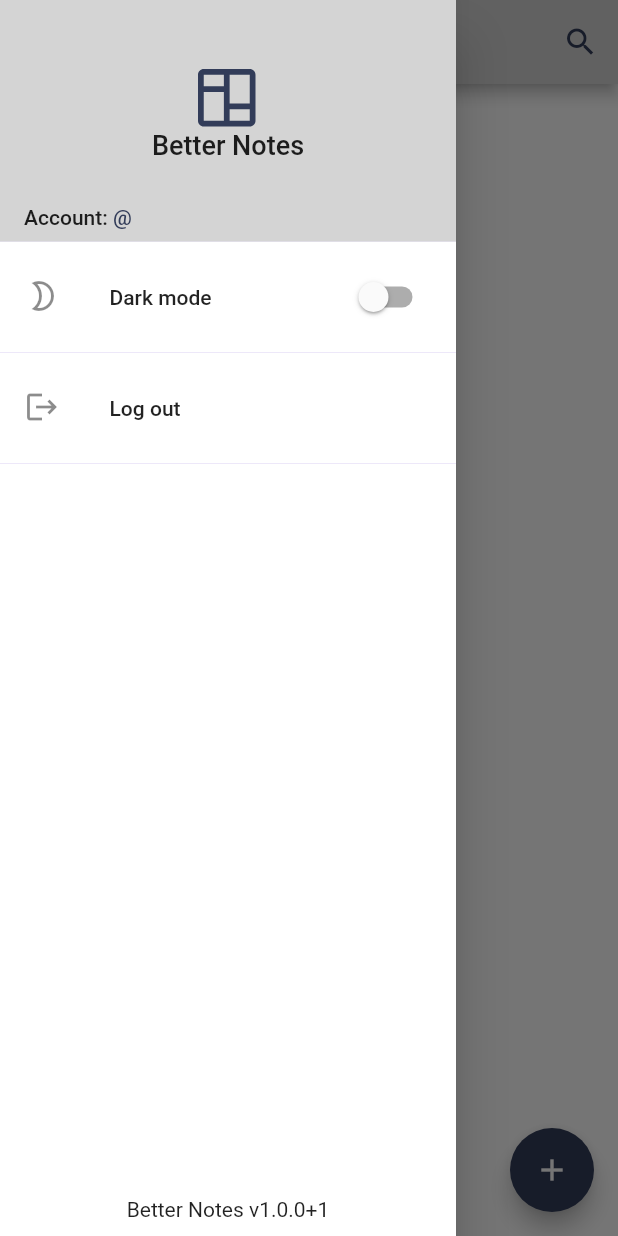
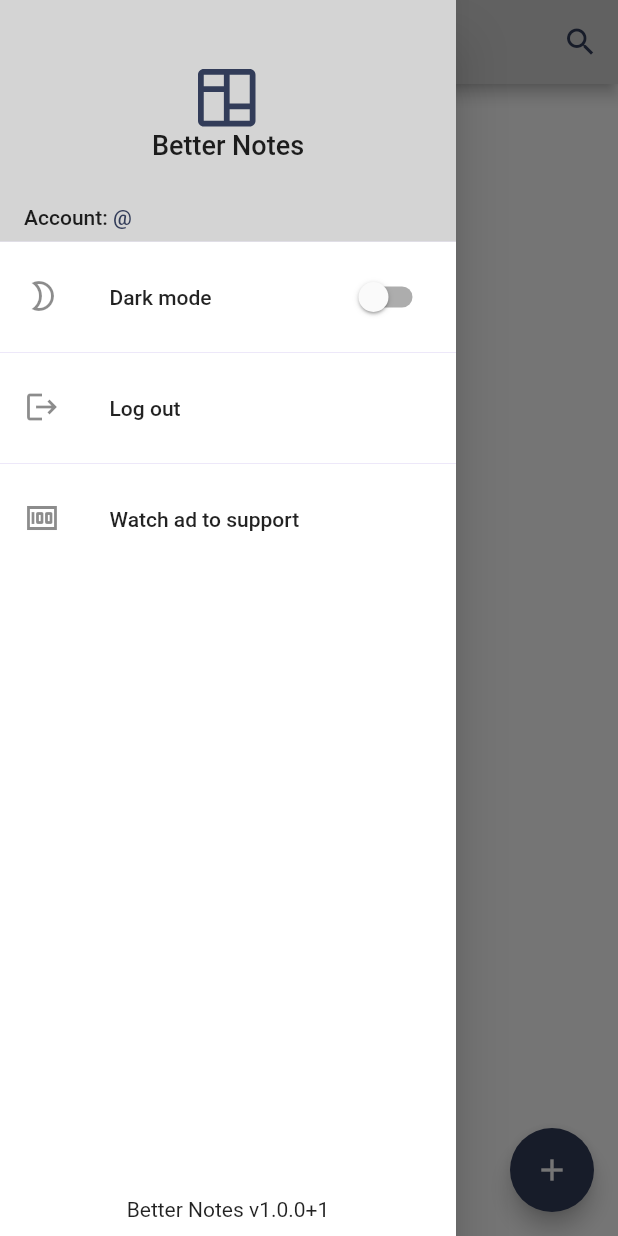
Before and after one commit to better-notes/android-client, a Flutter app: the HomePage screen opened directly with empty values, with the side drawer open, on a phone screen of 412 x 824 dp. Run offline on Flutter 3.47's test engine with Material 2 defaults, Android fonts, the phone set to English and light mode, and no system bars; our stand-ins replace flutter_secure_storage, flutter_svg, google_mobile_ads; accounts and stored records are empty.

Commit message:
Add google advertisements.

```diff
--- a/lib/accounts/services.dart
+++ b/lib/accounts/services.dart
@@ -4,8 +4,7 @@ import 'package:http/http.dart' as http;
 
 import '../settings.dart';
 
-Future<dynamic> register(
-    String username, String password1, String password2) async {
+Future<dynamic> register(String username, String password1, String password2) async {
   var res;
   try {
     res = await http.post(
--- /dev/null
+++ b/lib/ad_id_units/ad_id_units..dart
@@ -0,0 +1,13 @@
+import 'dart:io';
+
+class AdIdUnits {
+  static String get bannerAdUnitId {
+    if (Platform.isAndroid) {
+      return 'ca-app-pub-3940256099942544/8691691433';
+    } else if (Platform.isIOS) {
+      return 'ca-app-pub-3940256099942544/5135589807';
+    } else {
+      throw new UnsupportedError('Unsupported platform');
+    }
+  }
+}
--- a/lib/components/homePage/HomePageDrawer.dart
+++ b/lib/components/homePage/HomePageDrawer.dart
@@ -2,13 +2,15 @@ import 'dart:ui';
 import 'package:flutter/material.dart';
 import 'package:flutter/rendering.dart';
 import 'package:flutter/services.dart';
+import 'package:flutter_application_1/ad_id_units/ad_id_units..dart';
 import 'package:flutter_application_1/theming.dart';
 import 'package:flutter_secure_storage/flutter_secure_storage.dart';
 import 'package:flutter_svg/flutter_svg.dart';
+import 'package:google_mobile_ads/google_mobile_ads.dart';
 import 'package:intl/intl.dart';
 import 'package:provider/provider.dart';
 
-class HomePageDrawer extends StatelessWidget {
+class HomePageDrawer extends StatefulWidget {
   HomePageDrawer({
     required this.removeValue,
     required this.setStateToEnter,
@@ -19,6 +21,50 @@ class HomePageDrawer extends StatelessWidget {
   final VoidCallback setStateToEnter;
   final Map<String, dynamic> userInfo;
   final FlutterSecureStorage storage;
+  @override
+  _HomePageDrawerState createState() => _HomePageDrawerState();
+}
+
+class _HomePageDrawerState extends State<HomePageDrawer> {
+  late InterstitialAd _interstitialAd;
+  late bool _isInterstitialAdReady = false;
+
+  void _loadInterstitialAd() {
+    InterstitialAd.load(
+      adUnitId: AdIdUnits.bannerAdUnitId,
+      request: AdRequest(),
+      adLoadCallback: InterstitialAdLoadCallback(
+        onAdLoaded: (InterstitialAd ad) {
+          setState(
+            () {
+              this._interstitialAd = ad;
+              this._isInterstitialAdReady = true;
+            },
+          );
+        },
+        onAdFailedToLoad: (LoadAdError error) {
+          print('InterstitialAd failed to load: $error');
+          setState(
+            () {
+              this._isInterstitialAdReady = false;
+            },
+          );
+        },
+      ),
+    );
+  }
+
+  @override
+  void initState() {
+    _loadInterstitialAd();
+    super.initState();
+  }
+
+  @override
+  void dispose() {
+    _interstitialAd.dispose();
+    super.dispose();
+  }
 
   Widget formatDate(String dateString) {
     var date = DateTime.parse(dateString);
@@ -37,10 +83,10 @@ class HomePageDrawer extends StatelessWidget {
   toggleTheme(bool value, ThemeChanger themechanger) async {
     if (value == true) {
       themechanger.setTheme(ThemeMode.dark);
-      await storage.write(key: 'isDarkModeOn', value: 'true');
+      await widget.storage.write(key: 'isDarkModeOn', value: 'true');
     } else {
       themechanger.setTheme(ThemeMode.light);
-      await storage.write(key: 'isDarkModeOn', value: 'false');
+      await widget.storage.write(key: 'isDarkModeOn', value: 'false');
     }
   }
 
@@ -80,17 +126,15 @@ class HomePageDrawer extends StatelessWidget {
                           children: [
                             Text('Account: '),
                             Text(
-                              '@${this.userInfo["username"]}',
-                              style: TextStyle(
-                                  color: Theme.of(context).buttonColor),
+                              '@${widget.userInfo["username"]}',
+                              style: TextStyle(color: Theme.of(context).buttonColor),
                             ),
                           ],
                         ),
                       ],
                     ),
                   ),
-                  decoration:
-                      BoxDecoration(color: Theme.of(context).primaryColor),
+                  decoration: BoxDecoration(color: Theme.of(context).primaryColor),
                 ),
                 SwitchListTile(
                     secondary: Icon(
@@ -114,11 +158,25 @@ class HomePageDrawer extends StatelessWidget {
                   ),
                   onTap: () async {
                     HapticFeedback.vibrate();
-                    await removeValue('authToken');
-                    setStateToEnter();
+                    await widget.removeValue('authToken');
+                    widget.setStateToEnter();
                   },
                 ),
                 Divider(),
+                ListTile(
+                  leading: Icon(
+                    Icons.money,
+                  ),
+                  title: Text(
+                    'Watch ad to support',
+                  ),
+                  onTap: () {
+                    if (this._isInterstitialAdReady) {
+                      this._interstitialAd.show();
+                      this._loadInterstitialAd();
+                    }
+                  },
+                ),
               ],
             ),
           ),
--- a/lib/settings.dart
+++ b/lib/settings.dart
@@ -1 +1 @@
-const apiUrl = 'notes.wintercitizen.xyz';
+const apiUrl = 'notes.wintercitizen.com';
--- a/pubspec.yaml
+++ b/pubspec.yaml
@@ -37,6 +37,7 @@ dependencies:
   rich_input: ^1.2.1
   flutter_launcher_icons: ^0.9.0
   vibration: ^1.7.4-nullsafety.0
+  google_mobile_ads: ^0.13.4
 
 dev_dependencies:
   flutter_test:
```
Also changed, not shown: lib/main.dart (+6 -6 lines), lib/pages/enter.dart (+37 -84 lines), pubspec.lock, 9 other files.
